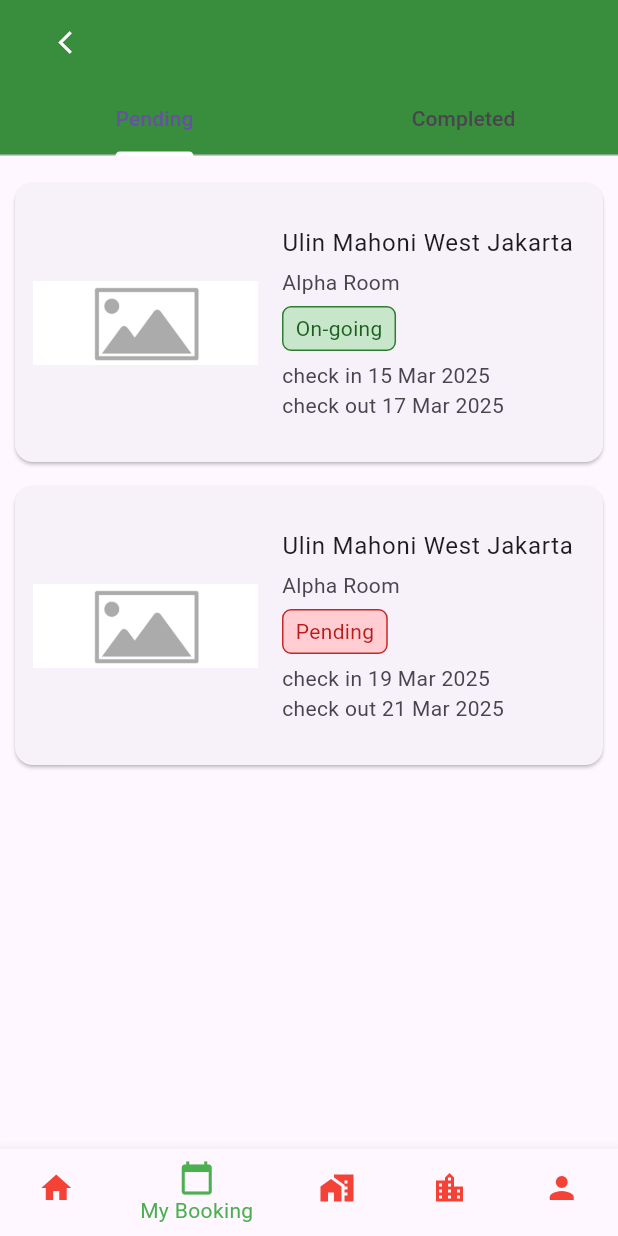
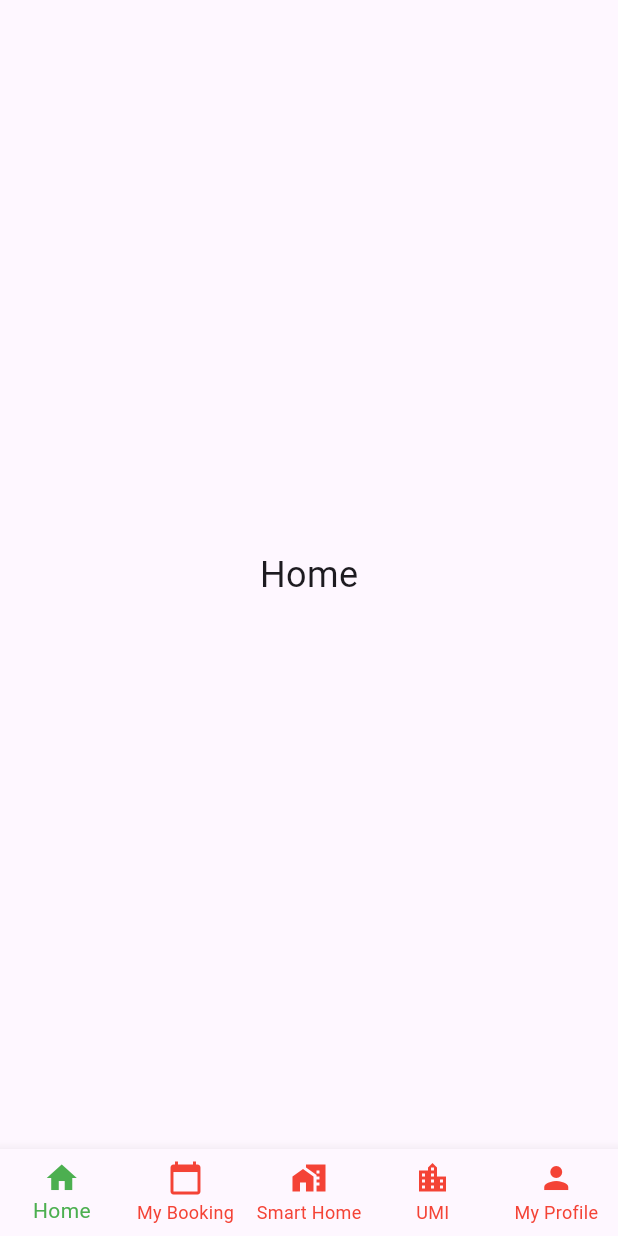
Before and after one commit to Yarigami/ulinmahoniapps, a Flutter app: the screen it shows after launch, on a phone screen of 412 x 824 dp. Run offline on Flutter 3.47's test engine with Material 3 defaults, Android fonts, the phone set to English and light mode, and no system bars.

Commit message:
my booking and smart home ui
my booking and smart home early ui design finished

```diff
--- a/lib/main.dart
+++ b/lib/main.dart
@@ -1,61 +1,51 @@
 import 'package:flutter/material.dart';
+import 'my_booking.dart';
+import 'smart_controller.dart';
+import 'smart_home.dart';
 
-void main() => runApp(MaterialApp(
-  home: MyBooking(),
-));
+void main() => runApp(MyApp());
 
-class MyBooking extends StatefulWidget {
-  const MyBooking({super.key});
-
+class MyApp extends StatelessWidget {
   @override
-  State<MyBooking> createState() => _MyBookingState();
+  Widget build(BuildContext context) {
+    return MaterialApp(
+      title: 'Sticky Navbar App',
+      theme: ThemeData(primarySwatch: Colors.green),
+      home: MainHomePage(),
+    );
+  }
 }
 
-class _MyBookingState extends State<MyBooking> with SingleTickerProviderStateMixin{
-  late TabController _tabController;
+class MainHomePage extends StatefulWidget {
+  @override
+  _MainHomePageState createState() => _MainHomePageState();
+}
 
-  @override
-  void initState(){
-    super.initState();
-    _tabController = TabController(length: 2, vsync: this);
-  }
-
-  void dispose(){
-    _tabController.dispose();
-    super.dispose();
-  }
+class _MainHomePageState extends State<MainHomePage> {
+  int _currentIndex = 0; // START IN HOME
+  final List<Widget> _pages = [
+    Center(child: Text("Home", style: TextStyle(fontSize: 24))),
+    MyBooking(),
+    SmartHome(),
+    Center(child: Text("UMI", style: TextStyle(fontSize: 24))),
+    Center(child: Text("My Profile", style: TextStyle(fontSize: 24))),
+  ];
 
   @override
   Widget build(BuildContext context) {
     return Scaffold(
-      appBar: AppBar(
-        title: TextButton(
-        onPressed: (){},
-        child: Icon(Icons.arrow_back_ios, color: Colors.white,)),
-        backgroundColor: Colors.green.shade700,
-        bottom: TabBar(
-          controller: _tabController,
-          indicatorColor: Colors.white,
-          tabs: const [
-            Tab(text: "Pending",),
-            Tab(text: "Completed",),
-          ],
-        ),
-      ),
-      body: TabBarView(
-        controller: _tabController,
-        children: [
-          _pendingBookings(),
-          _completedBookings(),
-          // Center(child: Text("Pending")),
-          // Center(child: Text("Completed")),
-        ],
-      ),
+      body: _pages[_currentIndex],
       bottomNavigationBar: BottomNavigationBar(
+        currentIndex: _currentIndex,
         selectedItemColor: Colors.green,
         unselectedItemColor: Colors.red,
-        currentIndex: 1,
-        items: const[
+        onTap: (index) {
+          setState(() {
+            _currentIndex = index;
+          });
+        },
+        type: BottomNavigationBarType.fixed,
+        items: const [
           BottomNavigationBarItem(icon: Icon(Icons.home), label: "Home"),
           BottomNavigationBarItem(icon: Icon(Icons.calendar_today), label: "My Booking"),
           BottomNavigationBarItem(icon: Icon(Icons.home_work), label: "Smart Home"),
@@ -63,133 +53,6 @@ class _MyBookingState extends State<MyBooking> with SingleTickerProviderStateMix
           BottomNavigationBarItem(icon: Icon(Icons.person), label: "My Profile"),
         ],
       ),
-
-    );
-  }
-
-  Widget _pendingCard({
-    required String name,
-    required String type,
-    required String checkIn,
-    required String checkOut,
-    required String status,
-  }){
-    return Card(
-      margin: const EdgeInsets.symmetric(vertical: 8),
-      child: ListTile(
-        contentPadding: const EdgeInsets.all(12), // Add spacing around image and text
-        minVerticalPadding: 16, // Increase vertical padding to give more height
-        leading: SizedBox(
-          width: 150,
-          height: 150,
-          child: Image.asset(
-            "assets/images/placeholder.png",
-            fit: BoxFit.cover,
-          ),
-        ),
-        title: Text(name),
-        subtitle: Column(
-          crossAxisAlignment: CrossAxisAlignment.start,
-          mainAxisAlignment: MainAxisAlignment.start,
-          children: [
-            SizedBox(height: 4),
-            Text(type),
-            SizedBox(height: 6),
-            Container(
-              padding: EdgeInsets.symmetric(horizontal: 8, vertical: 4),
-              decoration: BoxDecoration(
-                color: status.toLowerCase() == "pending" ? Colors.red[100] : Colors.green[100],
-                border: Border.all(color: status.toLowerCase() == "pending" ? Colors.red[800]! : Colors.green[800]!),
-                // color: Colors.green[100],
-                // border: Border.all(color: Colors.green[800]!),
-                borderRadius: BorderRadius.circular(6),
-              ),
-              child: Text(
-                "$status",
-                style: TextStyle(
-                  color: status.toLowerCase() == "pending" ? Colors.red[900] : Colors.green[900]
-                  // color: Colors.green[900],
-                ),
-              ),
-            ),
-            SizedBox(height: 6),
-            Text(checkIn),
-            Text(checkOut),
-          ],
-        ),
-      ),
-    );
-  }
-
-  Widget _completedCard({
-    required String name,
-    required String type,
-    required String checkIn,
-    required String checkOut,
-  }){
-    return Card(
-      margin: const EdgeInsets.symmetric(vertical: 8),
-      child: ListTile(
-        contentPadding: const EdgeInsets.all(12), // Add spacing around image and text
-        minVerticalPadding: 16, // Increase vertical padding to give more height
-        leading: SizedBox(
-          width: 150,
-          height: 150,
-          child: Image.asset(
-            "assets/images/placeholder.png",
-            fit: BoxFit.cover,
-          ),
-        ),
-        title: Text(name),
-        subtitle: Column(
-          crossAxisAlignment: CrossAxisAlignment.start,
-          mainAxisAlignment: MainAxisAlignment.start,
-          children: [
-            SizedBox(height: 4),
-            Text(type),
-            SizedBox(height: 6),
-            SizedBox(height: 6),
-            Text(checkIn),
-            Text(checkOut),
-          ],
-        ),
-      ),
-    );
-  }
-
-  Widget _pendingBookings(){
-    return ListView(
-      padding: EdgeInsets.all(10),
-      children: [
-        _pendingCard(
-          name: "Ulin Mahoni West Jakarta",
-          type: "Alpha Room",
-          checkIn: "check in 15 Mar 2025",
-          checkOut: "check out 17 Mar 2025",
-          status: "On-going",
-        ),
-        _pendingCard(
-          name: "Ulin Mahoni West Jakarta",
-          type: "Alpha Room",
-          checkIn: "check in 19 Mar 2025",
-          checkOut: "check out 21 Mar 2025",
-          status: "Pending",
-        ),
-      ],
-    );
-  }
-
-  Widget _completedBookings(){
-    return ListView(
-      padding: EdgeInsets.all(10),
-      children: [
-        _completedCard(
-          name: "Ulin Mahoni West Jakarta",
-          type: "Alpha Room",
-          checkIn: "check in 10 Mar 2025",
-          checkOut: "check out 12 Mar 2025",
-        ),
-      ],
     );
   }
 }
--- a/pubspec.yaml
+++ b/pubspec.yaml
@@ -60,7 +60,7 @@ flutter:
   # The following line ensures that the Material Icons font is
   # included with your application, so that you can use the icons in
   # the material Icons class.
-#  uses-material-design: true
+  uses-material-design: true
 
   # To add assets to your application, add an assets section, like this:
   # assets:
```
Also changed, not shown: lib/main-old.dart (added, +210 -0 lines), lib/my_booking.dart (added, +182 -0 lines), lib/smart_controller.dart (added, +52 -0 lines), lib/smart_home.dart (added, +79 -0 lines), 7 other files.
